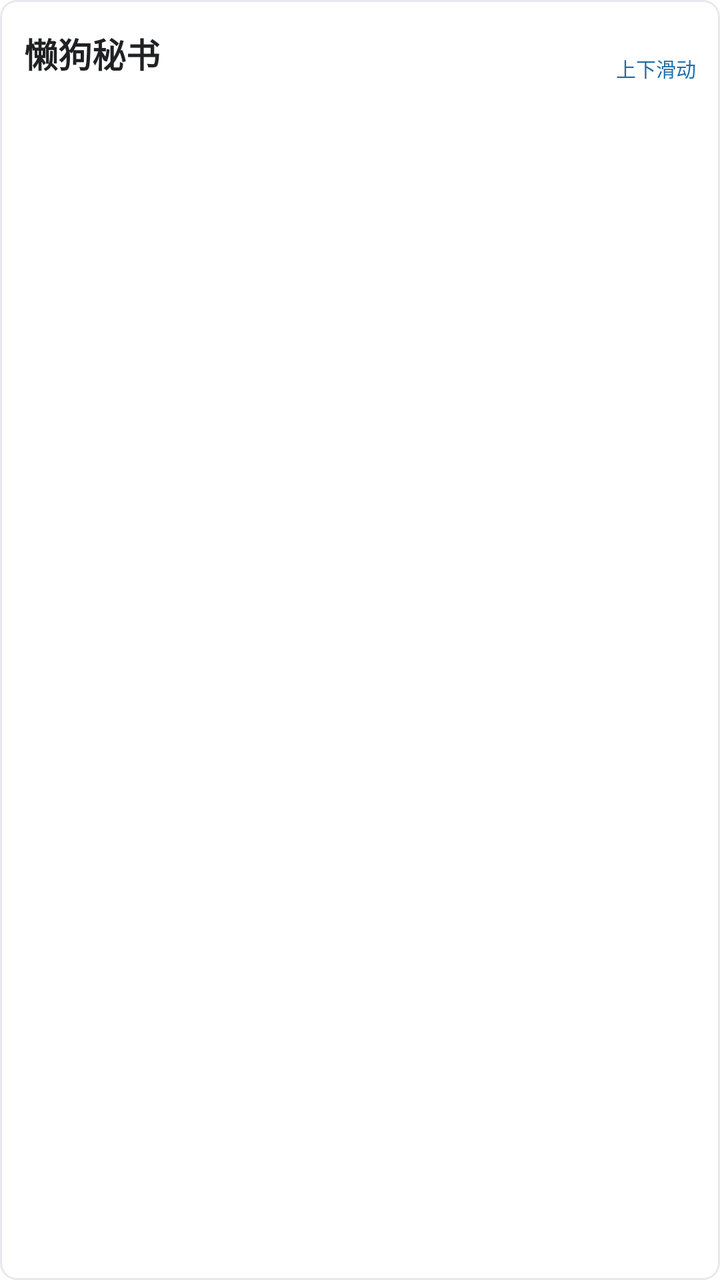
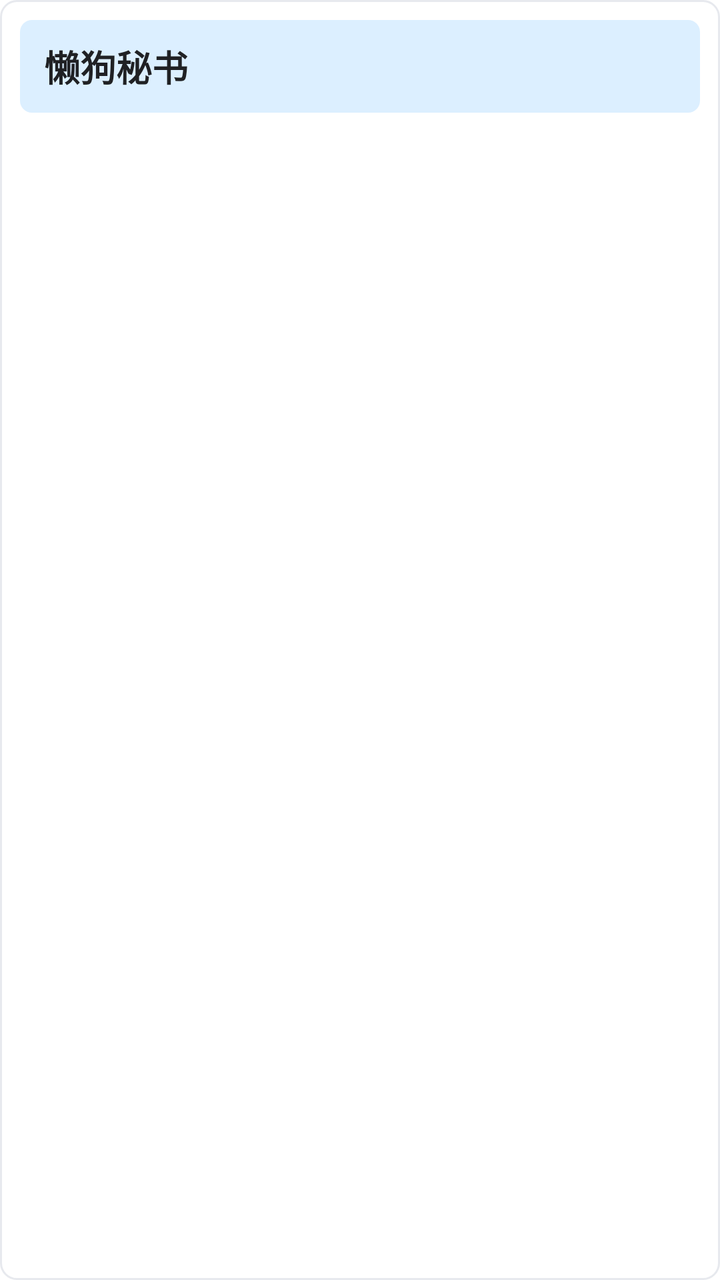

An Android layout rendered at two revisions. The XML below is the earlier revision; the diff shows what the commit changed to produce the second picture.
<!-- AndroidManifest.xml: fallback theme Theme.MaterialComponents.DayNight.NoActionBar -->
<!-- res/layout/home_widget_scroll.xml -->
<?xml version="1.0" encoding="utf-8"?>
<LinearLayout xmlns:android="http://schemas.android.com/apk/res/android"
    android:id="@+id/widget_root"
    android:layout_width="match_parent"
    android:layout_height="match_parent"
    android:background="@drawable/home_widget_background_light"
    android:orientation="vertical"
    android:padding="12dp">

    <LinearLayout
        android:id="@+id/widget_header"
        android:layout_width="match_parent"
        android:layout_height="wrap_content"
        android:gravity="center_vertical"
        android:orientation="horizontal">

        <TextView
            android:id="@+id/widget_title"
            android:layout_width="0dp"
            android:layout_height="wrap_content"
            android:layout_weight="1"
            android:ellipsize="end"
            android:maxLines="1"
            android:text="@string/home_widget_title"
            android:textColor="@color/home_widget_text_primary_light"
            android:textSize="17sp"
            android:textStyle="bold" />

        <LinearLayout
            android:layout_width="wrap_content"
            android:layout_height="wrap_content"
            android:gravity="end"
            android:orientation="vertical">

            <TextView
                android:id="@+id/widget_date"
                android:layout_width="wrap_content"
                android:layout_height="wrap_content"
                android:textColor="@color/home_widget_text_secondary_light"
                android:textSize="10sp" />

            <TextView
                android:id="@+id/scroll_hint"
                android:layout_width="wrap_content"
                android:layout_height="wrap_content"
                android:layout_marginTop="1dp"
                android:text="@string/home_widget_scroll_hint"
                android:textColor="@color/home_widget_accent_light"
                android:textSize="10sp" />
        </LinearLayout>
    </LinearLayout>

    <FrameLayout
        android:layout_width="match_parent"
        android:layout_height="0dp"
        android:layout_marginTop="7dp"
        android:layout_weight="1">

        <StackView
            android:id="@+id/widget_list"
            android:layout_width="match_parent"
            android:layout_height="match_parent"
            android:clipToPadding="false"
            android:divider="@null"
            android:animateFirstView="false"
            android:loopViews="false" />

        <TextView
            android:id="@+id/widget_list_empty"
            android:layout_width="match_parent"
            android:layout_height="match_parent"
            android:gravity="center"
            android:textColor="@color/home_widget_text_secondary_light"
            android:textSize="13sp" />
    </FrameLayout>

    <TextView
        android:id="@+id/scroll_more"
        android:layout_width="match_parent"
        android:layout_height="wrap_content"
        android:gravity="center"
        android:paddingTop="4dp"
        android:textColor="@color/home_widget_accent_light"
        android:textSize="10sp"
        android:visibility="gone" />

    <TextView
        android:id="@+id/scroll_data_date"
        android:layout_width="match_parent"
        android:layout_height="wrap_content"
        android:gravity="center"
        android:paddingTop="3dp"
        android:textColor="@color/home_widget_text_secondary_light"
        android:textSize="10sp" />
</LinearLayout>
<!-- resources referenced by this layout -->
<resources>
  <color name="home_widget_accent_light">#216EAA</color>
  <color name="home_widget_text_primary_light">#202124</color>
  <color name="home_widget_text_secondary_light">#666B73</color>
  <!-- drawable home_widget_background_light (drawable) -->
  <?xml version="1.0" encoding="utf-8"?>
  <shape xmlns:android="http://schemas.android.com/apk/res/android">
      <solid android:color="@color/home_widget_solid_background_light" />
      <corners android:radius="8dp" />
      <stroke
          android:width="1dp"
          android:color="@color/home_widget_solid_border_light" />
  </shape>
  <string name="home_widget_scroll_hint">上下滑动</string>
  <string name="home_widget_title">懒狗秘书</string>
  <color name="home_widget_solid_background_light">#FFFFFF</color>
  <color name="home_widget_solid_border_light">#E7E9EE</color>
</resources>

<!-- the commit's change to res/layout/home_widget_scroll.xml (unified diff, before → after) -->
@@ -5,14 +5,19 @@
     android:layout_height="match_parent"
     android:background="@drawable/home_widget_background_light"
     android:orientation="vertical"
-    android:padding="12dp">
+    android:padding="10dp">
 
     <LinearLayout
         android:id="@+id/widget_header"
         android:layout_width="match_parent"
         android:layout_height="wrap_content"
+        android:background="@drawable/home_widget_section_light"
         android:gravity="center_vertical"
-        android:orientation="horizontal">
+        android:orientation="horizontal"
+        android:paddingStart="12dp"
+        android:paddingTop="10dp"
+        android:paddingEnd="12dp"
+        android:paddingBottom="10dp">
 
         <TextView
             android:id="@+id/widget_title"
@@ -23,47 +28,33 @@
             android:maxLines="1"
             android:text="@string/home_widget_title"
             android:textColor="@color/home_widget_text_primary_light"
-            android:textSize="17sp"
+            android:textSize="18sp"
             android:textStyle="bold" />
 
-        <LinearLayout
+        <TextView
+            android:id="@+id/widget_date"
             android:layout_width="wrap_content"
             android:layout_height="wrap_content"
-            android:gravity="end"
-            android:orientation="vertical">
-
-            <TextView
-                android:id="@+id/widget_date"
-                android:layout_width="wrap_content"
-                android:layout_height="wrap_content"
-                android:textColor="@color/home_widget_text_secondary_light"
-                android:textSize="10sp" />
-
-            <TextView
-                android:id="@+id/scroll_hint"
-                android:layout_width="wrap_content"
-                android:layout_height="wrap_content"
-                android:layout_marginTop="1dp"
-                android:text="@string/home_widget_scroll_hint"
-                android:textColor="@color/home_widget_accent_light"
-                android:textSize="10sp" />
-        </LinearLayout>
+            android:layout_marginStart="8dp"
+            android:textColor="@color/home_widget_text_secondary_light"
+            android:textSize="10sp" />
     </LinearLayout>
 
     <FrameLayout
         android:layout_width="match_parent"
         android:layout_height="0dp"
-        android:layout_marginTop="7dp"
+        android:layout_marginTop="4dp"
         android:layout_weight="1">
 
-        <StackView
+        <ListView
             android:id="@+id/widget_list"
             android:layout_width="match_parent"
             android:layout_height="match_parent"
             android:clipToPadding="false"
             android:divider="@null"
-            android:animateFirstView="false"
-            android:loopViews="false" />
+            android:paddingTop="2dp"
+            android:paddingBottom="2dp"
+            android:scrollbars="vertical" />
 
         <TextView
             android:id="@+id/widget_list_empty"
@@ -75,16 +66,6 @@
     </FrameLayout>
 
     <TextView
-        android:id="@+id/scroll_more"
-        android:layout_width="match_parent"
-        android:layout_height="wrap_content"
-        android:gravity="center"
-        android:paddingTop="4dp"
-        android:textColor="@color/home_widget_accent_light"
-        android:textSize="10sp"
-        android:visibility="gone" />
-
-    <TextView
         android:id="@+id/scroll_data_date"
         android:layout_width="match_parent"
         android:layout_height="wrap_content"
<!-- resource entries referenced after the edit -->
@@ -1,6 +1,5 @@
 <!-- resources referenced by this layout -->
 <resources>
-  <color name="home_widget_accent_light">#216EAA</color>
   <color name="home_widget_text_primary_light">#202124</color>
   <color name="home_widget_text_secondary_light">#666B73</color>
   <!-- drawable home_widget_background_light (drawable) -->
@@ -12,9 +11,15 @@
           android:width="1dp"
           android:color="@color/home_widget_solid_border_light" />
   </shape>
-  <string name="home_widget_scroll_hint">上下滑动</string>
+  <!-- drawable home_widget_section_light (drawable) -->
+  <?xml version="1.0" encoding="utf-8"?>
+  <shape xmlns:android="http://schemas.android.com/apk/res/android">
+      <solid android:color="@color/home_widget_solid_section_light" />
+      <corners android:radius="6dp" />
+  </shape>
   <string name="home_widget_title">懒狗秘书</string>
   <color name="home_widget_solid_background_light">#FFFFFF</color>
   <color name="home_widget_solid_border_light">#E7E9EE</color>
+  <color name="home_widget_solid_section_light">#DCEFFF</color>
 </resources>
 
